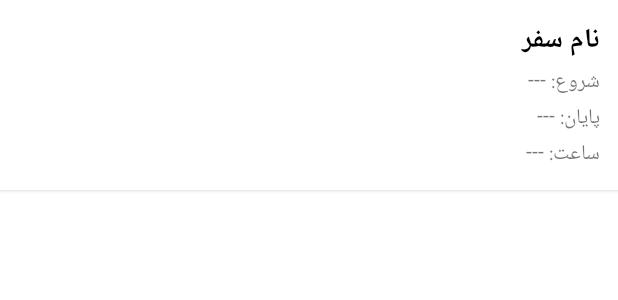
After one commit to zahmadi98/TravelPlanner, an Android app: the layout alarm_item.xml on its own in the app's theme, with its tools: preview values and no code run, on a phone screen of 412 x 824 dp. The commit adds this screen. Shown: the top 300 px of the screen. Run offline under Robolectric (Android 15) with nearby library versions, the phone set to English and light mode, and no system bars.

Commit message:
fixed bug

```diff
--- /dev/null
+++ b/app/src/main/res/layout/alarm_item.xml
@@ -0,0 +1,41 @@
+<?xml version="1.0" encoding="utf-8"?>
+<LinearLayout xmlns:android="http://schemas.android.com/apk/res/android"
+    android:orientation="vertical"
+    android:layout_width="match_parent"
+    android:layout_height="wrap_content"
+    android:padding="12dp"
+    android:background="@android:color/white"
+    android:layout_marginBottom="8dp"
+    android:elevation="2dp">
+
+    <TextView
+        android:id="@+id/tripName"
+        android:layout_width="match_parent"
+        android:layout_height="wrap_content"
+        android:text="نام سفر"
+        android:textStyle="bold"
+        android:textSize="18sp"
+        android:textColor="@android:color/black"/>
+
+    <TextView
+        android:id="@+id/startDate"
+        android:layout_width="match_parent"
+        android:layout_height="wrap_content"
+        android:text="شروع: ---"
+        android:textSize="14sp"/>
+
+    <TextView
+        android:id="@+id/finishDate"
+        android:layout_width="match_parent"
+        android:layout_height="wrap_content"
+        android:text="پایان: ---"
+        android:textSize="14sp"/>
+
+    <TextView
+        android:id="@+id/timeEditText"
+        android:layout_width="match_parent"
+        android:layout_height="wrap_content"
+        android:text="ساعت: ---"
+        android:textSize="14sp"/>
+
+</LinearLayout>
```
Also changed, not shown: app/src/main/java/com/example/travelplanner/Alarm.java (added, +20 -0 lines), app/src/main/java/com/example/travelplanner/AlarmsFragment.java (+71 -44 lines), app/src/main/java/com/example/travelplanner/SetAlarmFragment.java (+66 -35 lines), app/src/main/res/layout/fragment_alarms.xml (+32 -6 lines).
